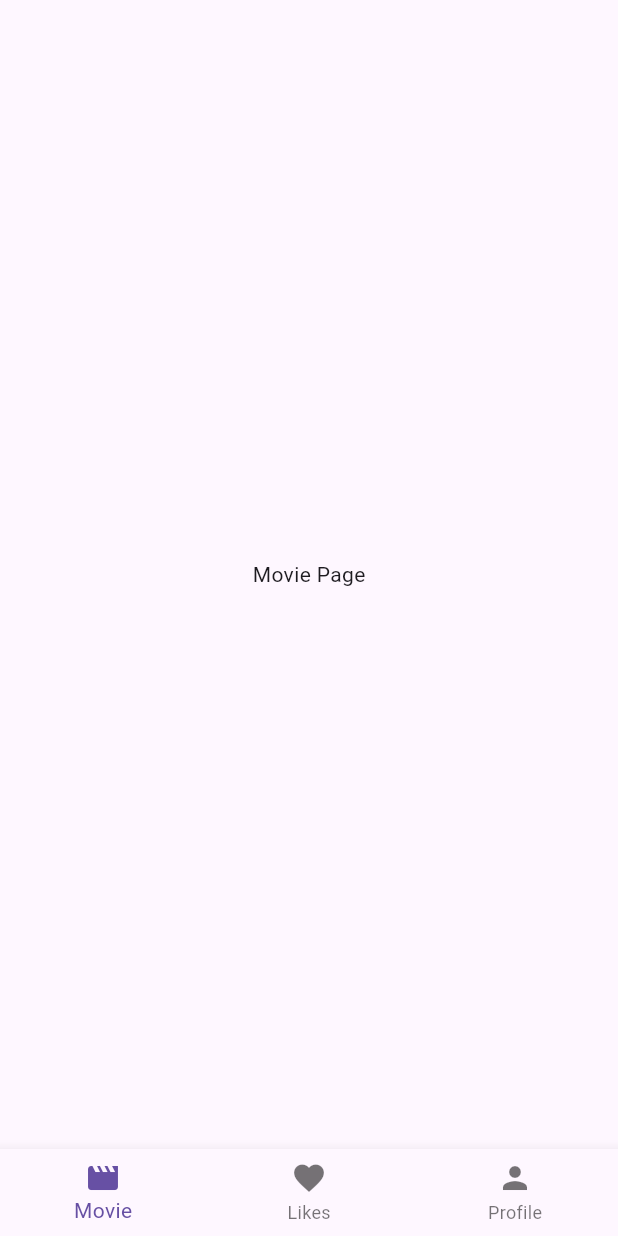
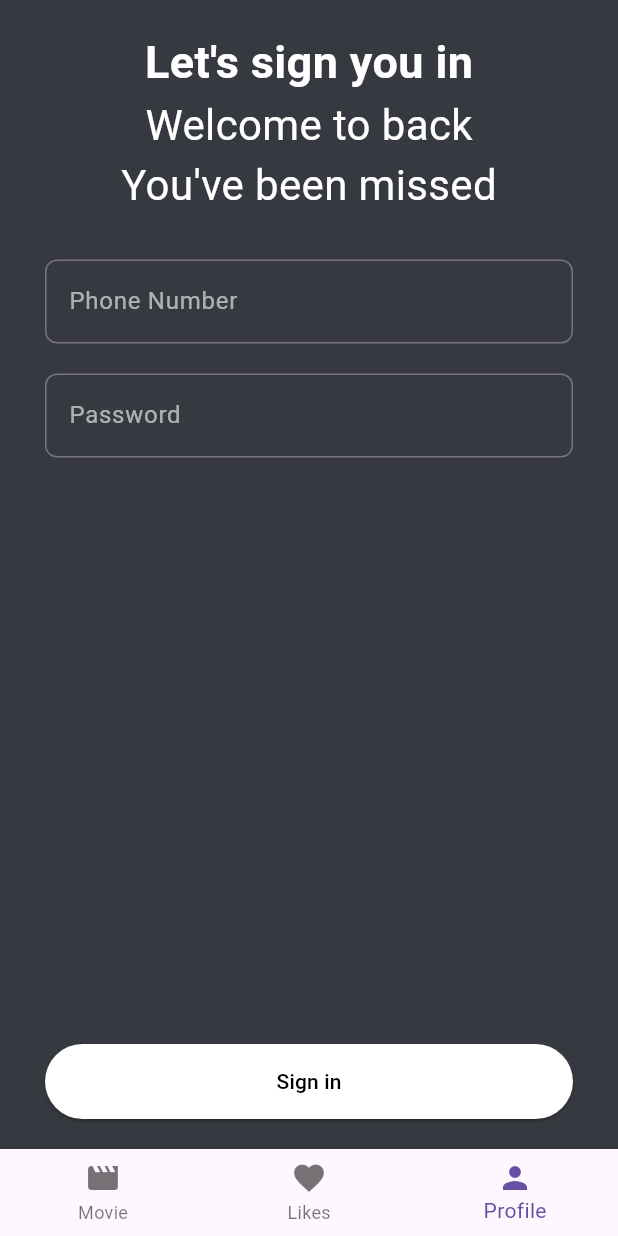
Before and after one commit to Chinguun13/flutter-lesson, a Flutter app: the screen it shows after launch, on a phone screen of 412 x 824 dp. Run offline on Flutter 3.47's test engine with Material 3 defaults, Android fonts, the phone set to English and light mode, and no system bars.

Commit message:
feat:login page

```diff
--- a/lib/screens/home.dart
+++ b/lib/screens/home.dart
@@ -11,7 +11,7 @@ class HomePage extends StatefulWidget {
 }
 
 class _HomePageState extends State<HomePage> {
-  int _currentIndex = 0;
+  int _currentIndex = 2;
   List<Widget> _totalPage = [MoviesPage(), Wishlist(), ProfilePage()];
 
   void _setCurrentIndex(int val) {
@@ -23,7 +23,10 @@ class _HomePageState extends State<HomePage> {
   @override
   Widget build(BuildContext context) {
     return Scaffold(
-      body: _totalPage[_currentIndex],
+      backgroundColor: Color(0xff36393f),
+      body: SafeArea(
+        child: _totalPage[_currentIndex],
+      ),
       bottomNavigationBar: BottomNavigationBar(
         currentIndex: _currentIndex,
         onTap: _setCurrentIndex,
--- /dev/null
+++ b/lib/screens/login.dart
@@ -0,0 +1,122 @@
+import 'package:flutter/material.dart';
+
+class LoginPage extends StatefulWidget {
+  const LoginPage({super.key});
+
+  @override
+  State<LoginPage> createState() => _LoginPageState();
+}
+
+class _LoginPageState extends State<LoginPage> {
+  final _formKey = GlobalKey<FormState>();
+  final _phoneCtrl = TextEditingController();
+  final _passwordCtrl = TextEditingController();
+
+  void _onSubmit() {
+    if (_formKey.currentState!.validate()) {
+      print("Successful");
+    }
+  }
+
+  @override
+  Widget build(BuildContext context) {
+    return Padding(
+      padding: EdgeInsets.symmetric(horizontal: 30, vertical: 20),
+      child: Form(
+        key: _formKey,
+        child: Column(
+          mainAxisAlignment: MainAxisAlignment.spaceBetween,
+          children: [
+            Column(
+              children: [
+                Text(
+                  "Let's sign you in",
+                  style: TextStyle(
+                      color: Colors.white,
+                      fontSize: 30,
+                      fontWeight: FontWeight.bold),
+                ),
+                Text(
+                  "Welcome to back",
+                  style: TextStyle(
+                    color: Colors.white,
+                    fontSize: 28,
+                  ),
+                ),
+                Text(
+                  "You've been missed",
+                  style: TextStyle(
+                    color: Colors.white,
+                    fontSize: 28,
+                  ),
+                ),
+                SizedBox(height: 30),
+                TextFormField(
+                  controller: _phoneCtrl,
+                  validator: (value) {
+                    if (value == null || value.isEmpty) {
+                      return "Phone number is required";
+                    }
+                    return null;
+                  },
+                  decoration: InputDecoration(
+                    border: OutlineInputBorder(
+                      borderRadius: BorderRadius.circular(8),
+                      borderSide: BorderSide(
+                        color: Colors.white.withOpacity(0.6),
+                        width: 1,
+                      ),
+                    ),
+                    label: Text("Phone Number"),
+                    labelStyle: TextStyle(
+                      color: Colors.white.withOpacity(0.6),
+                    ),
+                  ),
+                  style: TextStyle(color: Colors.white),
+                ),
+                SizedBox(height: 20),
+                TextFormField(
+                  controller: _passwordCtrl,
+                  obscureText: true,
+                  validator: (value) {
+                    if (value == null || value.isEmpty) {
+                      return "Password is required";
+                    }
+                    return null;
+                  },
+                  decoration: InputDecoration(
+                    border: OutlineInputBorder(
+                      borderRadius: BorderRadius.circular(8),
+                      borderSide: BorderSide(
+                        color: Colors.white.withOpacity(0.6),
+                        width: 1,
+                      ),
+                    ),
+                    labelStyle: TextStyle(
+                      color: Colors.white.withOpacity(0.6),
+                    ),
+                    label: Text("Password"),
+                  ),
+                  style: TextStyle(color: Colors.white),
+                ),
+              ],
+            ),
+            SizedBox(
+              width: double.infinity,
+              height: 50,
+              child: ElevatedButton(
+                style: ButtonStyle(
+                    backgroundColor: MaterialStateProperty.all(Colors.white)),
+                onPressed: _onSubmit,
+                child: Text(
+                  "Sign in",
+                  style: TextStyle(color: Colors.black),
+                ),
+              ),
+            )
+          ],
+        ),
+      ),
+    );
+  }
+}
--- a/lib/screens/profile.dart
+++ b/lib/screens/profile.dart
@@ -1,4 +1,5 @@
 import 'package:flutter/material.dart';
+import 'package:movie/screens/login.dart';
 
 class ProfilePage extends StatefulWidget {
   const ProfilePage({super.key});
@@ -8,10 +9,10 @@ class ProfilePage extends StatefulWidget {
 }
 
 class _ProfileState extends State<ProfilePage> {
+  bool _isLogged = false;
+
   @override
   Widget build(BuildContext context) {
-    return Center(
-      child: Text("Login Page"),
-    );
+    return LoginPage();
   }
 }
```
